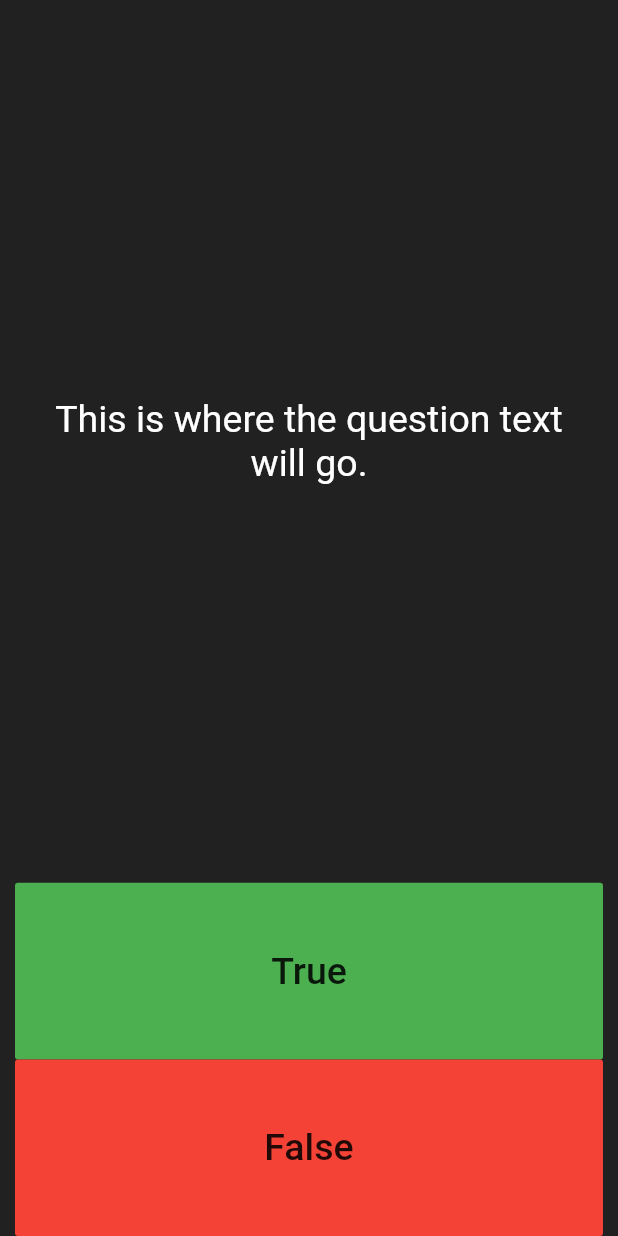
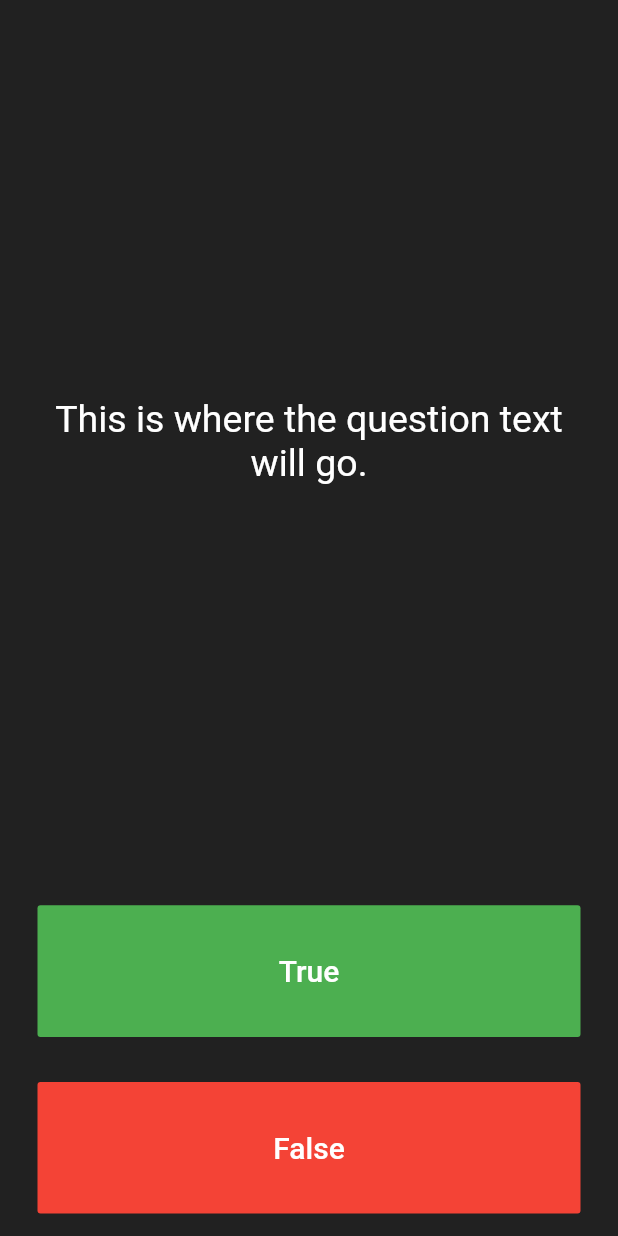
Before and after one commit to londonappbrewery/quizzler-flutter, a Flutter app: the screen it shows after launch, on a phone screen of 412 x 824 dp. Run offline on Flutter 3.47's test engine with Material 2 defaults, Android fonts, the phone set to English and light mode, and no system bars.

Commit message:
Update FlatButton

```diff
--- a/lib/main.dart
+++ b/lib/main.dart
@@ -48,12 +48,16 @@ class _QuizPageState extends State<QuizPage> {
           ),
         ),
         Expanded(
+          child: Padding(
+            padding: EdgeInsets.all(15.0),
             child: FlatButton(
+              textColor: Colors.white,
               color: Colors.green,
               child: Text(
                 'True',
                 style: TextStyle(
-                fontSize: 25.0,
+                  color: Colors.white,
+                  fontSize: 20.0,
                 ),
               ),
               onPressed: () {
@@ -61,13 +65,17 @@ class _QuizPageState extends State<QuizPage> {
               },
             ),
           ),
+        ),
         Expanded(
+          child: Padding(
+            padding: EdgeInsets.all(15.0),
             child: FlatButton(
               color: Colors.red,
               child: Text(
                 'False',
                 style: TextStyle(
-                fontSize: 25.0,
+                  fontSize: 20.0,
+                  color: Colors.white,
                 ),
               ),
               onPressed: () {
@@ -75,6 +83,7 @@ class _QuizPageState extends State<QuizPage> {
               },
             ),
           ),
+        ),
       ],
     );
   }
```
Lines whose indentation alone changed are shown as unchanged.
